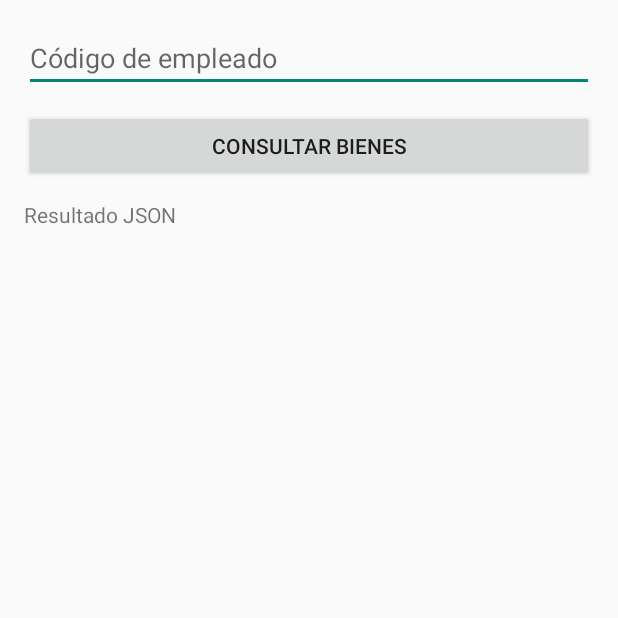
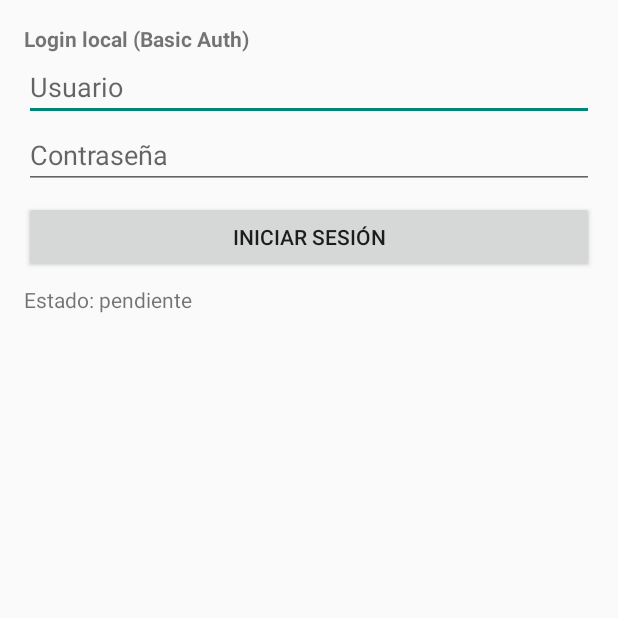
Before and after one commit to HugoUMG/eva, an Android app: the screen it shows after launch (MainActivity), on a phone screen of 412 x 824 dp, the top half of it. Run offline under Robolectric (Android 15) with nearby library versions, the light colour scheme and no system bars.

Commit message:
feat(android): scaffold local login flow with backend basic auth

```diff
--- a/android-app/app/build.gradle.kts
+++ b/android-app/app/build.gradle.kts
@@ -43,4 +43,6 @@ dependencies {
 
     implementation("com.squareup.retrofit2:retrofit:2.11.0")
     implementation("com.squareup.retrofit2:converter-gson:2.11.0")
+    implementation("com.squareup.okhttp3:okhttp:4.12.0")
+    implementation("com.squareup.okhttp3:logging-interceptor:4.12.0")
 }
--- a/android-app/app/src/main/java/com/proyectoinvdebienes/mobile/api/ApiClient.kt
+++ b/android-app/app/src/main/java/com/proyectoinvdebienes/mobile/api/ApiClient.kt
@@ -1,15 +1,57 @@
 package com.proyectoinvdebienes.mobile.api
 
+import android.content.Context
+import com.proyectoinvdebienes.mobile.session.SessionManager
+import okhttp3.OkHttpClient
+import okhttp3.logging.HttpLoggingInterceptor
 import retrofit2.Retrofit
 import retrofit2.converter.gson.GsonConverterFactory
 
 object ApiClient {
-    // Cambiar por la IP local de tu máquina cuando pruebes en teléfono real.
     private const val BASE_URL = "http://10.0.2.2:8080/"
 
-    val reportsApi: ReportsApi by lazy {
-        Retrofit.Builder()
+    fun authApi(context: Context): AuthApi {
+        val sessionManager = SessionManager(context)
+
+        val logging = HttpLoggingInterceptor().apply {
+            level = HttpLoggingInterceptor.Level.BASIC
+        }
+
+        val client = OkHttpClient.Builder()
+            .addInterceptor { chain ->
+                val requestBuilder = chain.request().newBuilder()
+                sessionManager.getBasicAuthHeader()?.let { authHeader ->
+                    requestBuilder.addHeader("Authorization", authHeader)
+                }
+                chain.proceed(requestBuilder.build())
+            }
+            .addInterceptor(logging)
+            .build()
+
+        return Retrofit.Builder()
             .baseUrl(BASE_URL)
+            .client(client)
+            .addConverterFactory(GsonConverterFactory.create())
+            .build()
+            .create(AuthApi::class.java)
+    }
+
+    fun reportsApi(context: Context): ReportsApi {
+        val sessionManager = SessionManager(context)
+
+        val client = OkHttpClient.Builder()
+            .addInterceptor { chain ->
+                val requestBuilder = chain.request().newBuilder()
+                sessionManager.getBasicAuthHeader()?.let { authHeader ->
+                    requestBuilder.addHeader("Authorization", authHeader)
+                }
+                chain.proceed(requestBuilder.build())
+            }
+            .build()
+
+        return Retrofit.Builder()
+            .baseUrl(BASE_URL)
+            .client(client)
             .addConverterFactory(GsonConverterFactory.create())
             .build()
             .create(ReportsApi::class.java)
--- /dev/null
+++ b/android-app/app/src/main/java/com/proyectoinvdebienes/mobile/api/AuthApi.kt
@@ -0,0 +1,10 @@
+package com.proyectoinvdebienes.mobile.api
+
+import com.proyectoinvdebienes.mobile.model.AuthUser
+import retrofit2.Call
+import retrofit2.http.GET
+
+interface AuthApi {
+    @GET("api/auth/me")
+    fun me(): Call<AuthUser>
+}
--- /dev/null
+++ b/android-app/app/src/main/java/com/proyectoinvdebienes/mobile/model/LoginRequest.kt
@@ -0,0 +1,6 @@
+package com.proyectoinvdebienes.mobile.model
+
+data class LoginRequest(
+    val username: String,
+    val password: String
+)
--- /dev/null
+++ b/android-app/app/src/main/java/com/proyectoinvdebienes/mobile/session/SessionManager.kt
@@ -0,0 +1,37 @@
+package com.proyectoinvdebienes.mobile.session
+
+import android.content.Context
+import android.util.Base64
+
+class SessionManager(context: Context) {
+
+    private val preferences = context.getSharedPreferences("inventory_mobile_session", Context.MODE_PRIVATE)
+
+    fun saveCredentials(username: String, password: String) {
+        preferences.edit()
+            .putString(KEY_USERNAME, username)
+            .putString(KEY_PASSWORD, password)
+            .apply()
+    }
+
+    fun clear() {
+        preferences.edit().clear().apply()
+    }
+
+    fun getBasicAuthHeader(): String? {
+        val username = preferences.getString(KEY_USERNAME, null)
+        val password = preferences.getString(KEY_PASSWORD, null)
+
+        if (username.isNullOrBlank() || password.isNullOrBlank()) {
+            return null
+        }
+
+        val token = Base64.encodeToString("$username:$password".toByteArray(), Base64.NO_WRAP)
+        return "Basic $token"
+    }
+
+    companion object {
+        private const val KEY_USERNAME = "username"
+        private const val KEY_PASSWORD = "password"
+    }
+}
--- a/android-app/app/src/main/java/com/proyectoinvdebienes/mobile/ui/MainActivity.kt
+++ b/android-app/app/src/main/java/com/proyectoinvdebienes/mobile/ui/MainActivity.kt
@@ -1,6 +1,7 @@
 package com.proyectoinvdebienes.mobile.ui
 
 import android.os.Bundle
+import android.view.View
 import android.widget.Button
 import android.widget.EditText
 import android.widget.TextView
@@ -9,6 +10,9 @@ import com.google.gson.GsonBuilder
 import com.proyectoinvdebienes.mobile.R
 import com.proyectoinvdebienes.mobile.api.ApiClient
 import com.proyectoinvdebienes.mobile.model.EmployeeAssignedAssetDto
+import com.proyectoinvdebienes.mobile.model.LoginRequest
+import com.proyectoinvdebienes.mobile.repository.AuthRepository
+import com.proyectoinvdebienes.mobile.session.SessionManager
 import retrofit2.Call
 import retrofit2.Callback
 import retrofit2.Response
@@ -19,9 +23,43 @@ class MainActivity : AppCompatActivity() {
         super.onCreate(savedInstanceState)
         setContentView(R.layout.activity_main)
 
+        val usernameInput = findViewById<EditText>(R.id.usernameInput)
+        val passwordInput = findViewById<EditText>(R.id.passwordInput)
+        val loginButton = findViewById<Button>(R.id.loginButton)
+        val loginResult = findViewById<TextView>(R.id.loginResult)
+
         val employeeInput = findViewById<EditText>(R.id.employeeIdInput)
         val fetchButton = findViewById<Button>(R.id.fetchButton)
         val output = findViewById<TextView>(R.id.outputText)
+
+        val securedSection = findViewById<View>(R.id.securedSection)
+        val sessionManager = SessionManager(this)
+        val authRepository = AuthRepository(ApiClient.authApi(this), sessionManager)
+
+        loginButton.setOnClickListener {
+            val username = usernameInput.text.toString().trim()
+            val password = passwordInput.text.toString()
+
+            if (username.isBlank() || password.isBlank()) {
+                loginResult.text = "Debe ingresar usuario y contraseña."
+                return@setOnClickListener
+            }
+
+            loginResult.text = "Autenticando..."
+            authRepository.login(LoginRequest(username, password)) { result ->
+                runOnUiThread {
+                    result
+                        .onSuccess { user ->
+                            loginResult.text = "Login correcto: ${user.username} (${user.role})"
+                            securedSection.visibility = View.VISIBLE
+                        }
+                        .onFailure { error ->
+                            loginResult.text = "No se pudo iniciar sesión: ${error.message}"
+                            securedSection.visibility = View.GONE
+                        }
+                }
+            }
+        }
 
         fetchButton.setOnClickListener {
             val employeeId = employeeInput.text.toString().toLongOrNull()
@@ -31,7 +69,7 @@ class MainActivity : AppCompatActivity() {
             }
 
             output.text = "Consultando..."
-            ApiClient.reportsApi.getAssignedAssetsByEmployee(employeeId)
+            ApiClient.reportsApi(this).getAssignedAssetsByEmployee(employeeId)
                 .enqueue(object : Callback<List<EmployeeAssignedAssetDto>> {
                     override fun onResponse(
                         call: Call<List<EmployeeAssignedAssetDto>>,
--- a/android-app/app/src/main/res/layout/activity_main.xml
+++ b/android-app/app/src/main/res/layout/activity_main.xml
@@ -1,9 +1,60 @@
 <?xml version="1.0" encoding="utf-8"?>
-<LinearLayout xmlns:android="http://schemas.android.com/apk/res/android"
+<ScrollView xmlns:android="http://schemas.android.com/apk/res/android"
     android:layout_width="match_parent"
-    android:layout_height="match_parent"
+    android:layout_height="match_parent">
+
+    <LinearLayout
+        android:layout_width="match_parent"
+        android:layout_height="wrap_content"
         android:orientation="vertical"
         android:padding="16dp">
+
+        <TextView
+            android:layout_width="match_parent"
+            android:layout_height="wrap_content"
+            android:text="Login local (Basic Auth)"
+            android:textStyle="bold" />
+
+        <EditText
+            android:id="@+id/usernameInput"
+            android:layout_width="match_parent"
+            android:layout_height="wrap_content"
+            android:hint="Usuario" />
+
+        <EditText
+            android:id="@+id/passwordInput"
+            android:layout_width="match_parent"
+            android:layout_height="wrap_content"
+            android:hint="Contraseña"
+            android:inputType="textPassword" />
+
+        <Button
+            android:id="@+id/loginButton"
+            android:layout_width="match_parent"
+            android:layout_height="wrap_content"
+            android:layout_marginTop="8dp"
+            android:text="Iniciar sesión" />
+
+        <TextView
+            android:id="@+id/loginResult"
+            android:layout_width="match_parent"
+            android:layout_height="wrap_content"
+            android:layout_marginTop="8dp"
+            android:text="Estado: pendiente" />
+
+        <LinearLayout
+            android:id="@+id/securedSection"
+            android:layout_width="match_parent"
+            android:layout_height="wrap_content"
+            android:layout_marginTop="20dp"
+            android:orientation="vertical"
+            android:visibility="gone">
+
+            <TextView
+                android:layout_width="match_parent"
+                android:layout_height="wrap_content"
+                android:text="Consumo de endpoint protegido"
+                android:textStyle="bold" />
 
             <EditText
                 android:id="@+id/employeeIdInput"
@@ -16,16 +67,16 @@
                 android:id="@+id/fetchButton"
                 android:layout_width="match_parent"
                 android:layout_height="wrap_content"
-        android:layout_marginTop="12dp"
+                android:layout_marginTop="8dp"
                 android:text="Consultar bienes" />
 
             <TextView
                 android:id="@+id/outputText"
                 android:layout_width="match_parent"
-        android:layout_height="0dp"
-        android:layout_weight="1"
-        android:layout_marginTop="12dp"
+                android:layout_height="wrap_content"
+                android:layout_marginTop="8dp"
                 android:text="Resultado JSON"
                 android:textIsSelectable="true" />
-
         </LinearLayout>
+    </LinearLayout>
+</ScrollView>
```
Also changed, not shown: android-app/app/src/main/java/com/proyectoinvdebienes/mobile/model/AuthUser.kt (added, +7 -0 lines), android-app/app/src/main/java/com/proyectoinvdebienes/mobile/repository/AuthRepository.kt (added, +40 -0 lines), 1 other file. Lines whose indentation alone changed are shown as unchanged.
